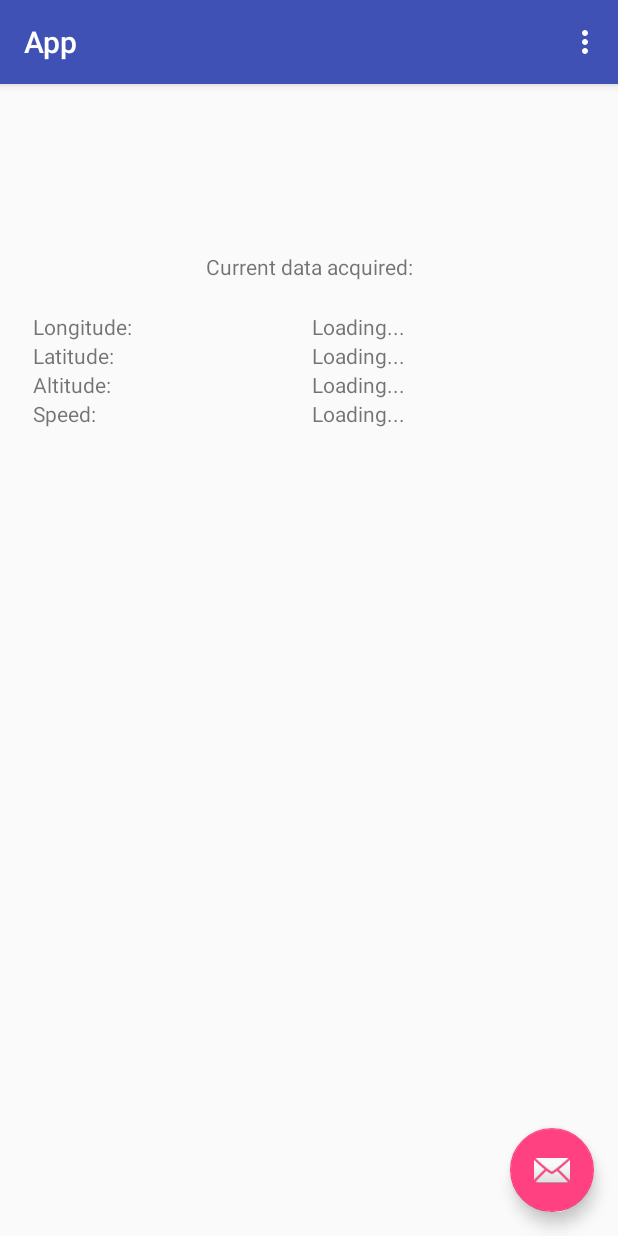
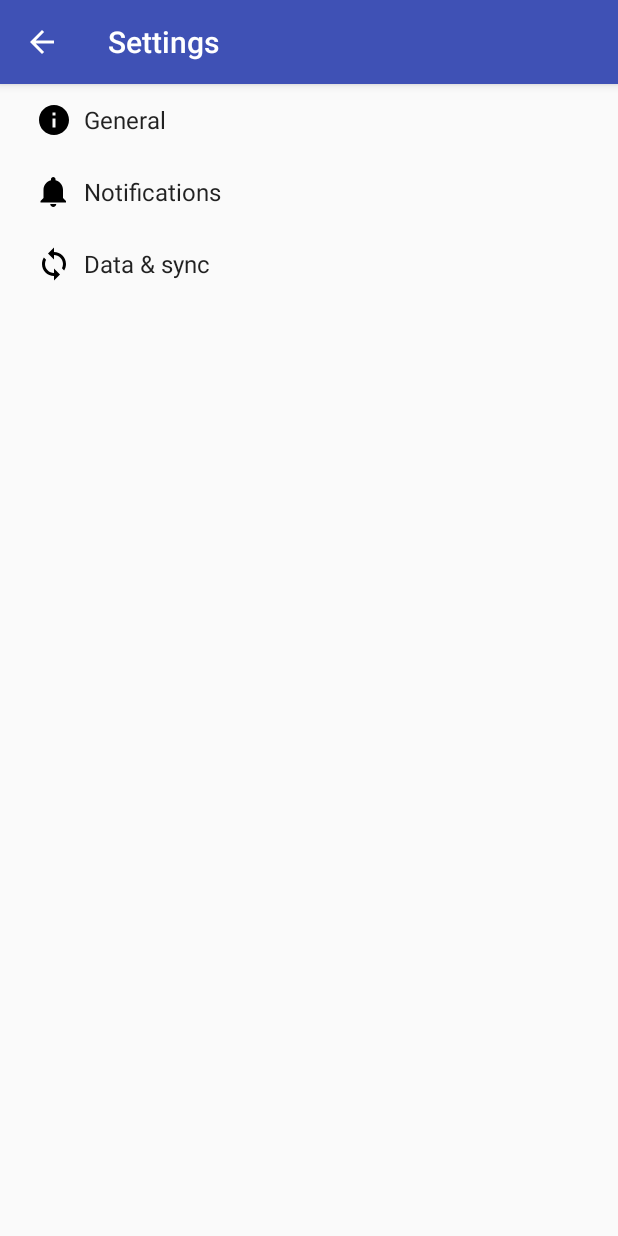
Before and after one commit to erwinwildenburg/HvA-Mobile-Infrastructure-and-Security, an Android app: the screen it shows after launch (MainActivity before the commit, SettingsActivity after it), in the options menu, after a tap on "Settings", on a phone screen of 412 x 824 dp. Run offline under Robolectric (Android 15) with nearby library versions, the phone set to English and light mode, and no system bars.

Commit message:
Add settings activity

```diff
--- a/App/app/build.gradle
+++ b/App/app/build.gradle
@@ -10,6 +10,7 @@ android {
         versionName "1.0"
         testInstrumentationRunner "android.support.test.runner.AndroidJUnitRunner"
         multiDexEnabled true
+        vectorDrawables.useSupportLibrary = true
     }
     buildTypes {
         release {
@@ -25,6 +26,8 @@ dependencies {
     implementation 'com.android.support.constraint:constraint-layout:1.0.2'
     implementation 'com.android.support:design:26.1.0'
     implementation 'com.microsoft.rest:client-runtime:1.2.0'
+    implementation 'com.android.support:support-v4:26.1.0'
+    implementation 'com.android.support:support-vector-drawable:26.1.0'
     annotationProcessor 'com.microsoft.azure:azure-annotations:1.2.0'
     testImplementation 'junit:junit:4.12'
     androidTestImplementation 'com.android.support.test:runner:1.0.1'
--- a/App/app/src/main/AndroidManifest.xml
+++ b/App/app/src/main/AndroidManifest.xml
@@ -3,6 +3,7 @@
     package="net.erwinwildenburg.app">
 
     <uses-permission android:name="android.permission.ACCESS_FINE_LOCATION" />
+
     <application
         android:allowBackup="true"
         android:icon="@mipmap/ic_launcher"
@@ -20,6 +21,9 @@
                 <category android:name="android.intent.category.LAUNCHER" />
             </intent-filter>
         </activity>
+        <activity
+            android:name=".SettingsActivity"
+            android:label="@string/title_activity_settings"></activity>
     </application>
 
 </manifest>
--- /dev/null
+++ b/App/app/src/main/java/net/erwinwildenburg/app/AppCompatPreferenceActivity.java
@@ -0,0 +1,109 @@
+package net.erwinwildenburg.app;
+
+import android.content.res.Configuration;
+import android.os.Bundle;
+import android.preference.PreferenceActivity;
+import android.support.annotation.LayoutRes;
+import android.support.annotation.Nullable;
+import android.support.v7.app.ActionBar;
+import android.support.v7.app.AppCompatDelegate;
+import android.support.v7.widget.Toolbar;
+import android.view.MenuInflater;
+import android.view.View;
+import android.view.ViewGroup;
+
+/**
+ * A {@link android.preference.PreferenceActivity} which implements and proxies the necessary calls
+ * to be used with AppCompat.
+ */
+public abstract class AppCompatPreferenceActivity extends PreferenceActivity {
+
+    private AppCompatDelegate mDelegate;
+
+    @Override
+    protected void onCreate(Bundle savedInstanceState) {
+        getDelegate().installViewFactory();
+        getDelegate().onCreate(savedInstanceState);
+        super.onCreate(savedInstanceState);
+    }
+
+    @Override
+    protected void onPostCreate(Bundle savedInstanceState) {
+        super.onPostCreate(savedInstanceState);
+        getDelegate().onPostCreate(savedInstanceState);
+    }
+
+    public ActionBar getSupportActionBar() {
+        return getDelegate().getSupportActionBar();
+    }
+
+    public void setSupportActionBar(@Nullable Toolbar toolbar) {
+        getDelegate().setSupportActionBar(toolbar);
+    }
+
+    @Override
+    public MenuInflater getMenuInflater() {
+        return getDelegate().getMenuInflater();
+    }
+
+    @Override
+    public void setContentView(@LayoutRes int layoutResID) {
+        getDelegate().setContentView(layoutResID);
+    }
+
+    @Override
+    public void setContentView(View view) {
+        getDelegate().setContentView(view);
+    }
+
+    @Override
+    public void setContentView(View view, ViewGroup.LayoutParams params) {
+        getDelegate().setContentView(view, params);
+    }
+
+    @Override
+    public void addContentView(View view, ViewGroup.LayoutParams params) {
+        getDelegate().addContentView(view, params);
+    }
+
+    @Override
+    protected void onPostResume() {
+        super.onPostResume();
+        getDelegate().onPostResume();
+    }
+
+    @Override
+    protected void onTitleChanged(CharSequence title, int color) {
+        super.onTitleChanged(title, color);
+        getDelegate().setTitle(title);
+    }
+
+    @Override
+    public void onConfigurationChanged(Configuration newConfig) {
+        super.onConfigurationChanged(newConfig);
+        getDelegate().onConfigurationChanged(newConfig);
+    }
+
+    @Override
+    protected void onStop() {
+        super.onStop();
+        getDelegate().onStop();
+    }
+
+    @Override
+    protected void onDestroy() {
+        super.onDestroy();
+        getDelegate().onDestroy();
+    }
+
+    public void invalidateOptionsMenu() {
+        getDelegate().invalidateOptionsMenu();
+    }
+
+    private AppCompatDelegate getDelegate() {
+        if (mDelegate == null) {
+            mDelegate = AppCompatDelegate.create(this, null);
+        }
+        return mDelegate;
+    }
+}
--- a/App/app/src/main/java/net/erwinwildenburg/app/LocationHandler.java
+++ b/App/app/src/main/java/net/erwinwildenburg/app/LocationHandler.java
@@ -2,11 +2,14 @@ package net.erwinwildenburg.app;
 
 import android.Manifest;
 import android.content.Context;
+import android.content.SharedPreferences;
 import android.content.pm.PackageManager;
 import android.location.Location;
 import android.location.LocationListener;
 import android.location.LocationManager;
 import android.os.Bundle;
+import android.preference.PreferenceManager;
+import android.provider.Settings;
 import android.support.v4.app.ActivityCompat;
 import android.support.v4.content.ContextCompat;
 
@@ -14,10 +17,12 @@ public class LocationHandler implements LocationListener {
 
     private Context context = null;
     private LocationManager locationManager = null;
+    private SharedPreferences sharedPreferences = null;
 
     public LocationHandler(Context context) {
         this.context = context;
         this.locationManager = (LocationManager) context.getSystemService(context.LOCATION_SERVICE);
+        this.sharedPreferences = PreferenceManager.getDefaultSharedPreferences(context);
 
         // Check if we have the required permissions
         if (ContextCompat.checkSelfPermission(context, Manifest.permission.ACCESS_FINE_LOCATION) != PackageManager.PERMISSION_GRANTED) {
@@ -40,7 +45,9 @@ public class LocationHandler implements LocationListener {
         final String altitude = String.format(Double.toString(location.getAltitude()));
         final String speed = String.format(Double.toString(location.getSpeed()));
 
-        // TODO: Save these with the API
+        if(sharedPreferences.getString("sync_frequency", "") != "-1") {
+            // TODO: Save these with the API
+        }
 
         // Run on the UI thread so the user can see the results
         ((MainActivity)context).runOnUiThread(new Runnable() {
--- a/App/app/src/main/java/net/erwinwildenburg/app/MainActivity.java
+++ b/App/app/src/main/java/net/erwinwildenburg/app/MainActivity.java
@@ -1,5 +1,6 @@
 package net.erwinwildenburg.app;
 
+import android.content.Intent;
 import android.content.pm.PackageManager;
 import android.os.Bundle;
 import android.support.design.widget.FloatingActionButton;
@@ -62,7 +63,7 @@ public class MainActivity extends AppCompatActivity {
 
         //noinspection SimplifiableIfStatement
         if (id == R.id.action_settings) {
-            return true;
+            startActivity(new Intent(this, SettingsActivity.class));
         }
 
         return super.onOptionsItemSelected(item);
--- /dev/null
+++ b/App/app/src/main/res/drawable/ic_info_black_24dp.xml
@@ -0,0 +1,9 @@
+<vector xmlns:android="http://schemas.android.com/apk/res/android"
+    android:width="24dp"
+    android:height="24dp"
+    android:viewportHeight="24.0"
+    android:viewportWidth="24.0">
+    <path
+        android:fillColor="#FF000000"
+        android:pathData="M12,2C6.48,2 2,6.48 2,12s4.48,10 10,10 10,-4.48 10,-10S17.52,2 12,2zm1,15h-2v-6h2v6zm0,-8h-2V7h2v2z" />
+</vector>
--- /dev/null
+++ b/App/app/src/main/res/drawable/ic_notifications_black_24dp.xml
@@ -0,0 +1,9 @@
+<vector xmlns:android="http://schemas.android.com/apk/res/android"
+    android:width="24dp"
+    android:height="24dp"
+    android:viewportHeight="24.0"
+    android:viewportWidth="24.0">
+    <path
+        android:fillColor="#FF000000"
+        android:pathData="M11.5,22c1.1,0 2,-0.9 2,-2h-4c0,1.1 0.9,2 2,2zm6.5,-6v-5.5c0,-3.07 -2.13,-5.64 -5,-6.32V3.5c0,-0.83 -0.67,-1.5 -1.5,-1.5S10,2.67 10,3.5v0.68c-2.87,0.68 -5,3.25 -5,6.32V16l-2,2v1h17v-1l-2,-2z" />
+</vector>
--- /dev/null
+++ b/App/app/src/main/res/drawable/ic_sync_black_24dp.xml
@@ -0,0 +1,9 @@
+<vector xmlns:android="http://schemas.android.com/apk/res/android"
+    android:width="24dp"
+    android:height="24dp"
+    android:viewportHeight="24.0"
+    android:viewportWidth="24.0">
+    <path
+        android:fillColor="#FF000000"
+        android:pathData="M12 4V1L8 5l4 4V6c3.31 0 6 2.69 6 6 0 1.01,-.25 1.97,-.7 2.8l1.46 1.46C19.54 15.03 20 13.57 20 12c0,-4.42,-3.58,-8,-8,-8zm0 14c-3.31 0,-6,-2.69,-6,-6 0,-1.01.25,-1.97.7,-2.8L5.24 7.74C4.46 8.97 4 10.43 4 12c0 4.42 3.58 8 8 8v3l4,-4,-4,-4v3z" />
+</vector>
--- a/App/app/src/main/res/values/strings.xml
+++ b/App/app/src/main/res/values/strings.xml
@@ -1,4 +1,77 @@
 <resources>
     <string name="app_name">App</string>
     <string name="action_settings">Settings</string>
+    <string name="title_activity_settings">Settings</string>
+
+    <!-- Strings related to Settings -->
+
+    <!-- Example General settings -->
+    <string name="pref_header_general">General</string>
+
+    <string name="pref_title_social_recommendations">Enable social recommendations</string>
+    <string name="pref_description_social_recommendations">Recommendations for people to contact
+        based on your message history
+    </string>
+
+    <string name="pref_title_display_name">Display name</string>
+    <string name="pref_default_display_name">John Smith</string>
+
+    <string name="pref_title_add_friends_to_messages">Add friends to messages</string>
+    <string-array name="pref_example_list_titles">
+        <item>Always</item>
+        <item>When possible</item>
+        <item>Never</item>
+    </string-array>
+    <string-array name="pref_example_list_values">
+        <item>1</item>
+        <item>0</item>
+        <item>-1</item>
+    </string-array>
+
+    <!-- Example settings for Data & Sync -->
+    <string name="pref_header_data_sync">Data &amp; sync</string>
+
+    <string name="pref_title_sync_frequency">Sync frequency</string>
+    <string-array name="pref_sync_frequency_titles">
+        <item>15 minutes</item>
+        <item>30 minutes</item>
+        <item>1 hour</item>
+        <item>3 hours</item>
+        <item>6 hours</item>
+        <item>Never</item>
+    </string-array>
+    <string-array name="pref_sync_frequency_values">
+        <item>15</item>
+        <item>30</item>
+        <item>60</item>
+        <item>180</item>
+        <item>360</item>
+        <item>-1</item>
+    </string-array>
+
+    <string-array name="list_preference_entries">
+        <item>Entry 1</item>
+        <item>Entry 2</item>
+        <item>Entry 3</item>
+    </string-array>
+
+    <string-array name="list_preference_entry_values">
+        <item>1</item>
+        <item>2</item>
+        <item>3</item>
+    </string-array>
+
+    <string-array name="multi_select_list_preference_default_value" />
+
+    <string name="pref_title_system_sync_settings">System sync settings</string>
+
+    <!-- Example settings for Notifications -->
+    <string name="pref_header_notifications">Notifications</string>
+
+    <string name="pref_title_new_message_notifications">New message notifications</string>
+
+    <string name="pref_title_ringtone">Ringtone</string>
+    <string name="pref_ringtone_silent">Silent</string>
+
+    <string name="pref_title_vibrate">Vibrate</string>
 </resources>
--- /dev/null
+++ b/App/app/src/main/res/xml/pref_data_sync.xml
@@ -0,0 +1,21 @@
+<PreferenceScreen xmlns:android="http://schemas.android.com/apk/res/android">
+
+    <!-- NOTE: Hide buttons to simplify the UI. Users can touch outside the dialog to
+         dismiss it. -->
+    <!-- NOTE: ListPreference's summary should be set to its value by the activity code. -->
+    <ListPreference
+        android:defaultValue="180"
+        android:entries="@array/pref_sync_frequency_titles"
+        android:entryValues="@array/pref_sync_frequency_values"
+        android:key="sync_frequency"
+        android:negativeButtonText="@null"
+        android:positiveButtonText="@null"
+        android:title="@string/pref_title_sync_frequency" />
+
+    <!-- This preference simply launches an intent when selected. Use this UI sparingly, per
+         design guidelines. -->
+    <Preference android:title="@string/pref_title_system_sync_settings">
+        <intent android:action="android.settings.SYNC_SETTINGS" />
+    </Preference>
+
+</PreferenceScreen>
--- /dev/null
+++ b/App/app/src/main/res/xml/pref_general.xml
@@ -0,0 +1,33 @@
+<PreferenceScreen xmlns:android="http://schemas.android.com/apk/res/android">
+
+    <SwitchPreference
+        android:defaultValue="true"
+        android:key="example_switch"
+        android:summary="@string/pref_description_social_recommendations"
+        android:title="@string/pref_title_social_recommendations" />
+
+    <!-- NOTE: EditTextPreference accepts EditText attributes. -->
+    <!-- NOTE: EditTextPreference's summary should be set to its value by the activity code. -->
+    <EditTextPreference
+        android:capitalize="words"
+        android:defaultValue="@string/pref_default_display_name"
+        android:inputType="textCapWords"
+        android:key="example_text"
+        android:maxLines="1"
+        android:selectAllOnFocus="true"
+        android:singleLine="true"
+        android:title="@string/pref_title_display_name" />
+
+    <!-- NOTE: Hide buttons to simplify the UI. Users can touch outside the dialog to
+         dismiss it. -->
+    <!-- NOTE: ListPreference's summary should be set to its value by the activity code. -->
+    <ListPreference
+        android:defaultValue="-1"
+        android:entries="@array/pref_example_list_titles"
+        android:entryValues="@array/pref_example_list_values"
+        android:key="example_list"
+        android:negativeButtonText="@null"
+        android:positiveButtonText="@null"
+        android:title="@string/pref_title_add_friends_to_messages" />
+
+</PreferenceScreen>
--- /dev/null
+++ b/App/app/src/main/res/xml/pref_headers.xml
@@ -0,0 +1,20 @@
+<preference-headers xmlns:android="http://schemas.android.com/apk/res/android">
+
+    <!-- These settings headers are only used on tablets. -->
+
+    <header
+        android:fragment="net.erwinwildenburg.app.SettingsActivity$GeneralPreferenceFragment"
+        android:icon="@drawable/ic_info_black_24dp"
+        android:title="@string/pref_header_general" />
+
+    <header
+        android:fragment="net.erwinwildenburg.app.SettingsActivity$NotificationPreferenceFragment"
+        android:icon="@drawable/ic_notifications_black_24dp"
+        android:title="@string/pref_header_notifications" />
+
+    <header
+        android:fragment="net.erwinwildenburg.app.SettingsActivity$DataSyncPreferenceFragment"
+        android:icon="@drawable/ic_sync_black_24dp"
+        android:title="@string/pref_header_data_sync" />
+
+</preference-headers>
--- /dev/null
+++ b/App/app/src/main/res/xml/pref_notification.xml
@@ -0,0 +1,27 @@
+<PreferenceScreen xmlns:android="http://schemas.android.com/apk/res/android">
+
+    <!-- A 'parent' preference, which enables/disables child preferences (below)
+         when checked/unchecked. -->
+    <SwitchPreference
+        android:defaultValue="true"
+        android:key="notifications_new_message"
+        android:title="@string/pref_title_new_message_notifications" />
+
+    <!-- Allows the user to choose a ringtone in the 'notification' category. -->
+    <!-- NOTE: This preference will be enabled only when the checkbox above is checked. -->
+    <!-- NOTE: RingtonePreference's summary should be set to its value by the activity code. -->
+    <RingtonePreference
+        android:defaultValue="content://settings/system/notification_sound"
+        android:dependency="notifications_new_message"
+        android:key="notifications_new_message_ringtone"
+        android:ringtoneType="notification"
+        android:title="@string/pref_title_ringtone" />
+
+    <!-- NOTE: This preference will be enabled only when the checkbox above is checked. -->
+    <SwitchPreference
+        android:defaultValue="true"
+        android:dependency="notifications_new_message"
+        android:key="notifications_new_message_vibrate"
+        android:title="@string/pref_title_vibrate" />
+
+</PreferenceScreen>
```
Also changed, not shown: App/app/src/main/java/net/erwinwildenburg/app/SettingsActivity.java (added, +254 -0 lines).
